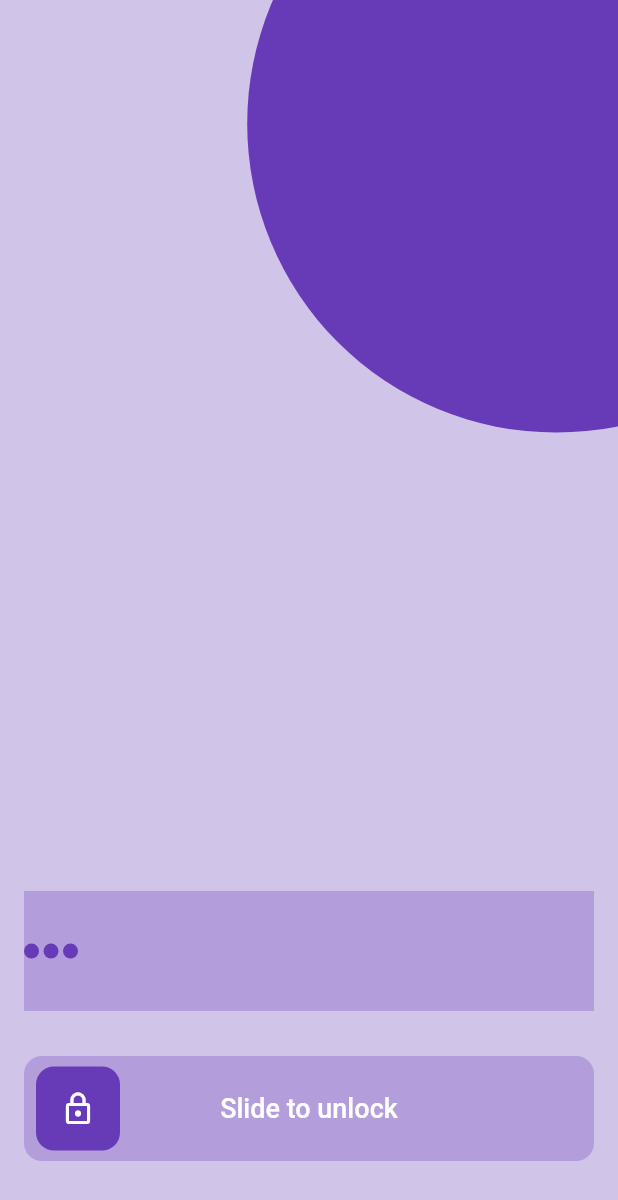
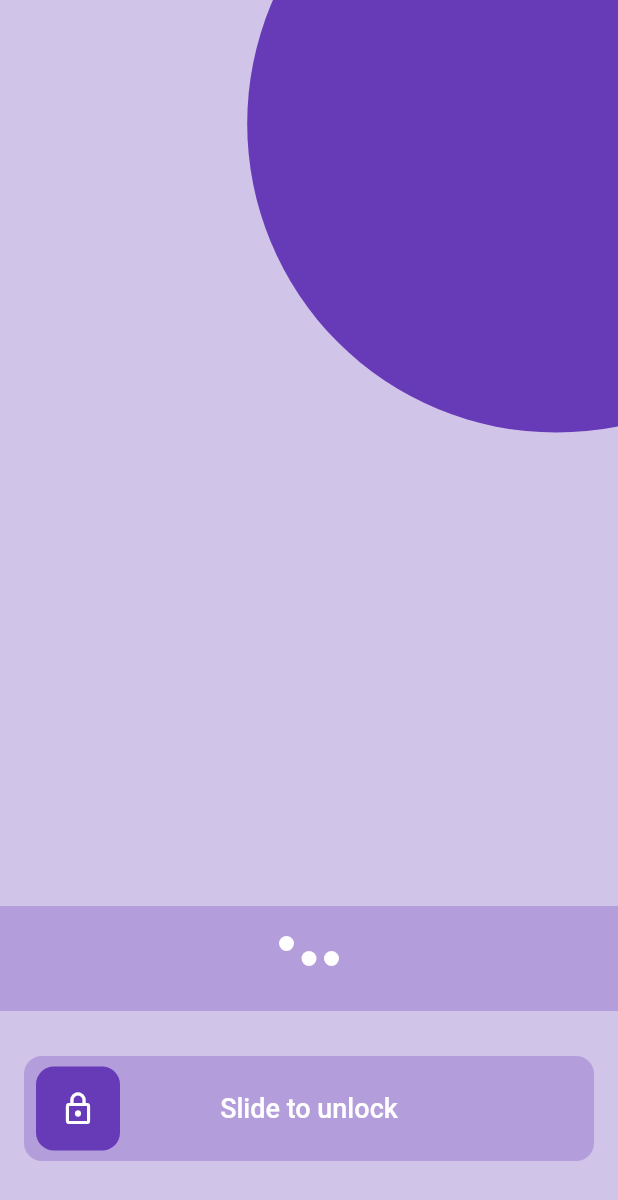
Before and after one commit to 7ANV1R/slide_to_go, a Flutter app: the MyHomePage screen opened directly, on a phone screen of 412 x 824 dp. Shown: the top 1200 px of the screen. Run offline on Flutter 3.47's test engine with Material 2 defaults, Android fonts, the phone set to English and light mode, and no system bars; drawn by our look-alikes of slide_to_act.

Commit message:
added unga bunga animation

```diff
--- a/lib/animation_page.dart
+++ b/lib/animation_page.dart
@@ -1,5 +1,4 @@
 import 'dart:async';
-import 'dart:developer';
 
 import 'package:flutter/material.dart';
 
@@ -12,7 +11,11 @@ class TypingAnimation extends StatefulWidget {
 
 class _TypingAnimationState extends State<TypingAnimation> with TickerProviderStateMixin {
   late AnimationController animationController;
+  late AnimationController animationController2;
+  late AnimationController animationController3;
   dynamic positionAnimation;
+  dynamic positionAnimation2;
+  dynamic positionAnimation3;
 
   @override
   void initState() {
@@ -24,7 +27,13 @@ class _TypingAnimationState extends State<TypingAnimation> with TickerProviderSt
       ),
     );
 
-    animationController.forward();
+    Future.delayed(
+      const Duration(milliseconds: 0),
+      () {
+        animationController.forward();
+      },
+    );
+
     animationController.addStatusListener((status) async {
       if (status == AnimationStatus.completed) {
         animationController.reverse();
@@ -38,15 +47,90 @@ class _TypingAnimationState extends State<TypingAnimation> with TickerProviderSt
     });
 
     animationController.addListener(() {
-      setState(() {
-        // yOffset = -positionAnimation.value * 10;
-      });
+      setState(() {});
     });
+
     positionAnimation = Tween(
       begin: 0.0,
       end: 1.0,
     ).animate(
       CurvedAnimation(parent: animationController, curve: Curves.easeInOut),
+    );
+
+    //2
+    animationController2 = AnimationController(
+      vsync: this,
+      duration: const Duration(
+        milliseconds: 400,
+      ),
+    );
+
+    Future.delayed(
+      const Duration(milliseconds: 500),
+      () {
+        animationController2.forward();
+      },
+    );
+
+    animationController2.addStatusListener((status) async {
+      if (status == AnimationStatus.completed) {
+        animationController2.reverse();
+      }
+      if (status == AnimationStatus.dismissed) {
+        await Future.delayed(
+          const Duration(milliseconds: 400),
+        );
+        animationController2.forward();
+      }
+    });
+
+    animationController2.addListener(() {
+      setState(() {});
+    });
+
+    positionAnimation2 = Tween(
+      begin: 0.0,
+      end: 1.0,
+    ).animate(
+      CurvedAnimation(parent: animationController2, curve: Curves.easeInOut),
+    );
+
+    //3
+    animationController3 = AnimationController(
+      vsync: this,
+      duration: const Duration(
+        milliseconds: 400,
+      ),
+    );
+
+    Future.delayed(
+      const Duration(milliseconds: 700),
+      () {
+        animationController3.forward();
+      },
+    );
+
+    animationController3.addStatusListener((status) async {
+      if (status == AnimationStatus.completed) {
+        animationController3.reverse();
+      }
+      if (status == AnimationStatus.dismissed) {
+        await Future.delayed(
+          const Duration(milliseconds: 400),
+        );
+        animationController3.forward();
+      }
+    });
+
+    animationController3.addListener(() {
+      setState(() {});
+    });
+
+    positionAnimation3 = Tween(
+      begin: 0.0,
+      end: 1.0,
+    ).animate(
+      CurvedAnimation(parent: animationController3, curve: Curves.easeInOut),
     );
   }
 
@@ -54,27 +138,18 @@ class _TypingAnimationState extends State<TypingAnimation> with TickerProviderSt
   void dispose() {
     super.dispose();
     animationController.dispose();
+    animationController2.dispose();
+    animationController3.dispose();
   }
 
   @override
   Widget build(BuildContext context) {
-    final size = MediaQuery.of(context).size;
     return Scaffold(
+      backgroundColor: Colors.deepPurple[200],
       body: Center(
         child: Stack(
           alignment: Alignment.center,
           children: [
-            Positioned(
-              child: Container(
-                margin: const EdgeInsets.symmetric(horizontal: 64),
-                height: 70,
-                width: size.width,
-                decoration: BoxDecoration(
-                  color: Colors.grey[400],
-                  borderRadius: BorderRadius.circular(30),
-                ),
-              ),
-            ),
             Row(
               crossAxisAlignment: CrossAxisAlignment.center,
               mainAxisAlignment: MainAxisAlignment.center,
@@ -94,7 +169,21 @@ class _TypingAnimationState extends State<TypingAnimation> with TickerProviderSt
                   width: 5,
                 ),
                 Transform.translate(
-                  offset: const Offset(0.0, 0.0),
+                  offset: Offset(0.0, -positionAnimation2.value * 10),
+                  child: Container(
+                    height: 10,
+                    width: 10,
+                    decoration: const BoxDecoration(
+                      color: Colors.white,
+                      shape: BoxShape.circle,
+                    ),
+                  ),
+                ),
+                const SizedBox(
+                  width: 5,
+                ),
+                Transform.translate(
+                  offset: Offset(0.0, -positionAnimation3.value * 10),
                   child: Container(
                     height: 10,
                     width: 10,
--- a/lib/bouncing_dot.dart
+++ /dev/null
@@ -1,60 +0,0 @@
-import 'package:flutter/material.dart';
-
-class BouncingDot extends StatefulWidget {
-  const BouncingDot({super.key});
-
-  @override
-  State<BouncingDot> createState() => _BouncingDotState();
-}
-
-class _BouncingDotState extends State<BouncingDot> {
-  @override
-  Widget build(BuildContext context) {
-    return Stack(
-      alignment: Alignment.center,
-      children: [
-        Container(
-          color: Colors.deepPurple[200],
-        ),
-        Positioned(
-          left: 0,
-          right: 0,
-          child: Row(
-            children: [
-              Container(
-                height: 10,
-                width: 10,
-                decoration: const BoxDecoration(
-                  color: Colors.deepPurple,
-                  shape: BoxShape.circle,
-                ),
-              ),
-              const SizedBox(
-                width: 3,
-              ),
-              Container(
-                height: 10,
-                width: 10,
-                decoration: const BoxDecoration(
-                  color: Colors.deepPurple,
-                  shape: BoxShape.circle,
-                ),
-              ),
-              const SizedBox(
-                width: 3,
-              ),
-              Container(
-                height: 10,
-                width: 10,
-                decoration: const BoxDecoration(
-                  color: Colors.deepPurple,
-                  shape: BoxShape.circle,
-                ),
-              ),
-            ],
-          ),
-        ),
-      ],
-    );
-  }
-}
--- a/lib/homepage.dart
+++ b/lib/homepage.dart
@@ -1,6 +1,6 @@
 import 'package:flutter/material.dart';
 import 'package:slide_to_act/slide_to_act.dart';
-import 'package:slide_to_go/bouncing_dot.dart';
+import 'package:slide_to_go/animation_page.dart';
 
 class MyHomePage extends StatelessWidget {
   const MyHomePage({super.key});
@@ -12,6 +12,7 @@ class MyHomePage extends StatelessWidget {
     return Scaffold(
       backgroundColor: Colors.deepPurple[100],
       body: Stack(
+        alignment: Alignment.center,
         children: [
           Positioned(
             top: -size.height * 0.15,
@@ -26,13 +27,17 @@ class MyHomePage extends StatelessWidget {
               ),
             ),
           ),
-          const Positioned(
+          Positioned(
             bottom: 150,
-            left: 16,
-            right: 16,
-            child: SizedBox(
-              height: 80,
-              child: BouncingDot(),
+            child: AnimatedContainer(
+              duration: const Duration(seconds: 1),
+              height: 70,
+              width: size.width,
+              decoration: const BoxDecoration(
+                color: Colors.deepPurple,
+                shape: BoxShape.circle,
+              ),
+              child: const TypingAnimation(),
             ),
           ),
           Positioned(
--- a/lib/main.dart
+++ b/lib/main.dart
@@ -1,5 +1,5 @@
 import 'package:flutter/material.dart';
-import 'package:slide_to_go/animation_page.dart';
+import 'package:slide_to_go/homepage.dart';
 
 void main() {
   runApp(const MyApp());
@@ -16,7 +16,7 @@ class MyApp extends StatelessWidget {
       theme: ThemeData(
         primarySwatch: Colors.blue,
       ),
-      home: const TypingAnimation(),
+      home: const MyHomePage(),
     );
   }
 }
```
Also changed, not shown: lib/another_page.dart (deleted, +0 -91 lines).
